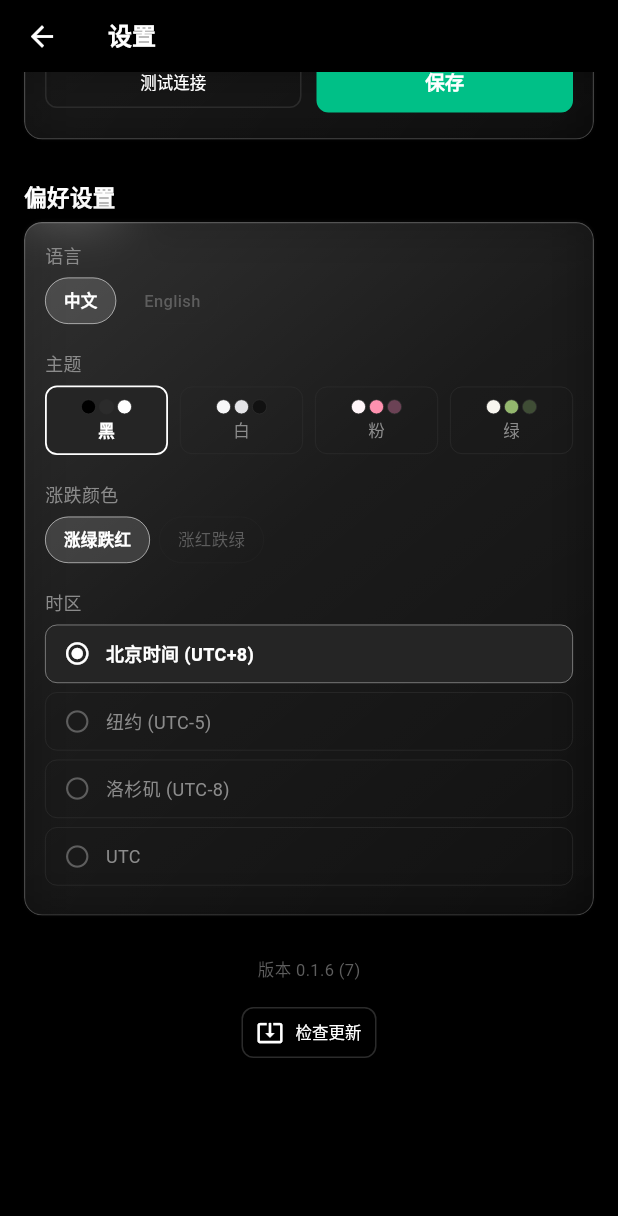
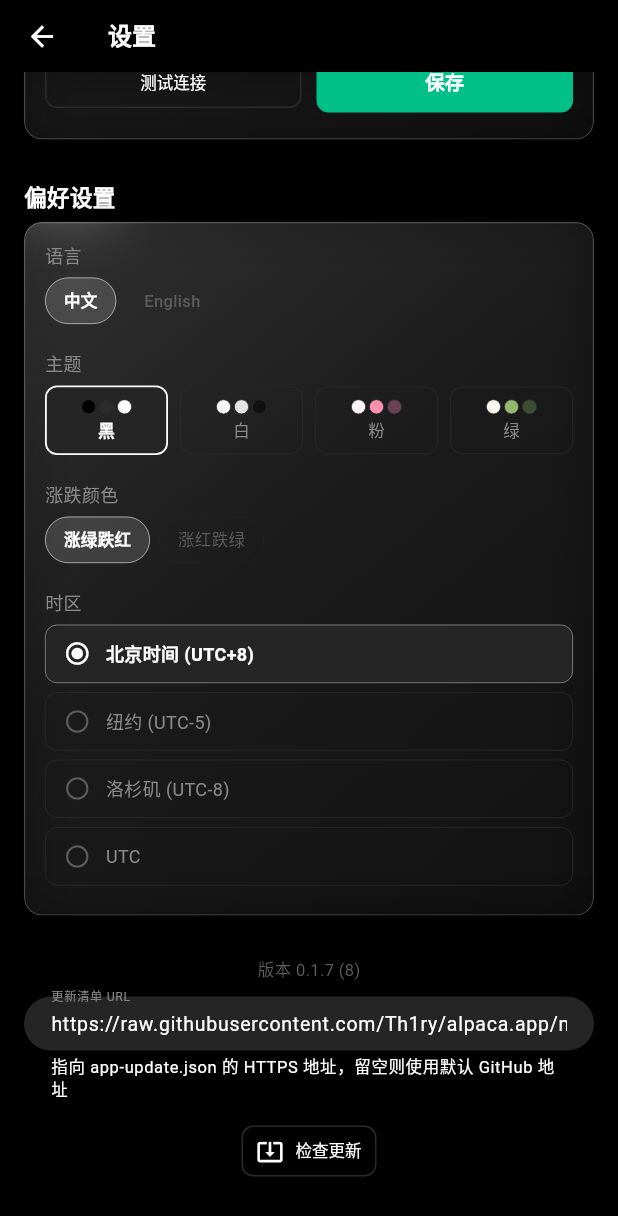
Before and after one commit to Th1ry/alpaca.app, a Flutter app: the SettingsScreen screen opened directly, scrolled down 430 dp, on a phone screen of 412 x 824 dp. Shown: the top 1216 px of the screen. Run offline on Flutter 3.47's test engine with Material 3 defaults, Android fonts, the phone set to English and light mode, and no system bars; our stand-ins replace dio, fl_chart, flutter_riverpod, package_info_plus, shared_preferences; missing offline and left inert: ota_update; accounts and stored records are empty; network calls fail; Roboto replaces fonts that are missing (Microsoft YaHei UI).

Commit message:
Release v0.1.7: configurable OTA manifest URL in settings.
Default GitHub app-update.json URL is pre-filled so in-app update works without rebuild.

Co-authored-by: Cursor <cursoragent@cursor.com>

```diff
--- a/mobile/lib/core/app_settings.dart
+++ b/mobile/lib/core/app_settings.dart
@@ -1,4 +1,5 @@
 import 'alpaca_config.dart';
+import 'app_update_config.dart';
 
 enum AppThemeId { black, white, pink, green }
 
@@ -34,6 +35,7 @@ class AppSettings {
     required this.pnlColorMode,
     required this.timezone,
     this.depthApiUrl = '',
+    this.updateManifestUrl = AppUpdateConfig.defaultManifestUrl,
   });
 
   final AlpacaCredentials alpaca;
@@ -45,12 +47,16 @@ class AppSettings {
   /// Optional HTTPS template for extended depth (2–5). Use `{symbol}` placeholder.
   final String depthApiUrl;
 
+  /// HTTPS URL returning app-update.json for in-app OTA.
+  final String updateManifestUrl;
+
   factory AppSettings.defaults() => AppSettings(
         alpaca: AlpacaCredentials.defaults(),
         themeId: AppThemeId.black,
         language: AppLanguage.zh,
         pnlColorMode: PnlColorMode.greenUp,
         timezone: AppTimezone.shanghai,
+        updateManifestUrl: AppUpdateConfig.defaultManifestUrl,
       );
 
   AlpacaEnv get alpacaEnv => alpacaEnvFromUrl(alpaca.apiUrl);
@@ -62,6 +68,7 @@ class AppSettings {
     PnlColorMode? pnlColorMode,
     AppTimezone? timezone,
     String? depthApiUrl,
+    String? updateManifestUrl,
   }) {
     return AppSettings(
       alpaca: alpaca ?? this.alpaca,
@@ -70,6 +77,7 @@ class AppSettings {
       pnlColorMode: pnlColorMode ?? this.pnlColorMode,
       timezone: timezone ?? this.timezone,
       depthApiUrl: depthApiUrl ?? this.depthApiUrl,
+      updateManifestUrl: updateManifestUrl ?? this.updateManifestUrl,
     );
   }
 }
--- a/mobile/lib/core/app_update_config.dart
+++ b/mobile/lib/core/app_update_config.dart
@@ -2,11 +2,14 @@
 class AppUpdateConfig {
   AppUpdateConfig._();
 
-  /// Raw JSON URL for update manifest.
+  /// Default manifest for this repo (also editable in Settings).
+  static const defaultManifestUrl =
+      'https://raw.githubusercontent.com/Th1ry/alpaca.app/main/releases/app-update.json';
+
+  /// Compile-time override; runtime [AppSettings.updateManifestUrl] takes precedence.
   static const manifestUrl = String.fromEnvironment(
     'APP_UPDATE_MANIFEST_URL',
-    defaultValue:
-        'https://raw.githubusercontent.com/Th1ry/alpaca.app/main/releases/app-update.json',
+    defaultValue: defaultManifestUrl,
   );
 
   /// Minimum hours between automatic background checks.
--- a/mobile/lib/core/l10n/strings_en.dart
+++ b/mobile/lib/core/l10n/strings_en.dart
@@ -173,7 +173,9 @@ class StringsEn {
   String get updateInstalling => 'Installing — follow system prompts…';
   String get updateUpToDate => 'You are up to date';
   String get updateCheckFailed => 'Update check failed';
-  String get updateDisabled => 'Update URL not configured (AppUpdateConfig.manifestUrl)';
+  String get updateDisabled => 'Update manifest URL not configured — set it below';
+  String get updateManifestUrl => 'Update manifest URL';
+  String get updateManifestHint => 'HTTPS URL to app-update.json. Leave empty for default GitHub URL.';
   String updateAvailableTitle(String version) => 'Update $version available';
   String updateBanner(String version) => 'Version $version available — tap to update';
 
--- a/mobile/lib/core/l10n/strings_zh.dart
+++ b/mobile/lib/core/l10n/strings_zh.dart
@@ -170,7 +170,9 @@ class StringsZh {
   String get updateInstalling => '正在安装，请按系统提示完成…';
   String get updateUpToDate => '已是最新版本';
   String get updateCheckFailed => '检查更新失败';
-  String get updateDisabled => '未配置更新地址，请在代码中设置 AppUpdateConfig.manifestUrl';
+  String get updateDisabled => '未配置更新地址，请在下方填写更新清单 URL';
+  String get updateManifestUrl => '更新清单 URL';
+  String get updateManifestHint => '指向 app-update.json 的 HTTPS 地址，留空则使用默认 GitHub 地址';
   String updateAvailableTitle(String version) => '发现新版本 $version';
   String updateBanner(String version) => '新版本 $version 可用，点击更新';
 
--- a/mobile/lib/core/strings.dart
+++ b/mobile/lib/core/strings.dart
@@ -180,6 +180,8 @@ class S {
   static String get updateUpToDate => _active.updateUpToDate;
   static String get updateCheckFailed => _active.updateCheckFailed;
   static String get updateDisabled => _active.updateDisabled;
+  static String get updateManifestUrl => _active.updateManifestUrl;
+  static String get updateManifestHint => _active.updateManifestHint;
   static String updateAvailableTitle(String version) => _active.updateAvailableTitle(version);
   static String updateBanner(String version) => _active.updateBanner(version);
 
--- a/mobile/lib/features/settings/settings_screen.dart
+++ b/mobile/lib/features/settings/settings_screen.dart
@@ -6,6 +6,7 @@ import 'package:package_info_plus/package_info_plus.dart';
 
 import '../../core/alpaca_config.dart';
 import '../../core/app_settings.dart';
+import '../../core/app_update_config.dart';
 
 import '../../core/strings.dart';
 
@@ -43,6 +44,8 @@ class _SettingsScreenState extends ConsumerState<SettingsScreen> {
 
   final _depthCtrl = TextEditingController();
 
+  final _updateManifestCtrl = TextEditingController();
+
   AlpacaEnv _env = AlpacaEnv.paper;
 
   var _fieldsReady = false;
@@ -74,6 +77,8 @@ class _SettingsScreenState extends ConsumerState<SettingsScreen> {
 
     _depthCtrl.dispose();
 
+    _updateManifestCtrl.dispose();
+
     super.dispose();
 
   }
@@ -93,6 +98,8 @@ class _SettingsScreenState extends ConsumerState<SettingsScreen> {
     _secretCtrl.text = s.alpaca.apiSecret;
 
     _depthCtrl.text = s.depthApiUrl;
+
+    _updateManifestCtrl.text = s.updateManifestUrl;
 
     setState(() => _fieldsReady = true);
 
@@ -358,6 +365,7 @@ class _SettingsScreenState extends ConsumerState<SettingsScreen> {
 
 
   Future<void> _checkForUpdate({bool showUpToDate = true}) async {
+    await ref.read(appSettingsProvider.notifier).saveUpdateManifestUrl(_updateManifestCtrl.text);
     final info = await ref.read(appUpdateProvider.notifier).check(respectDismiss: false);
     if (!mounted) return;
     final phase = ref.read(appUpdateProvider).phase;
@@ -753,6 +761,30 @@ class _SettingsScreenState extends ConsumerState<SettingsScreen> {
                       : '${S.appVersion} ${_packageInfo!.version} (${_packageInfo!.buildNumber})',
 
                   style: TextStyle(fontSize: 11, color: AppColors.muted2, height: 1.4),
+
+                ),
+
+                const SizedBox(height: 10),
+
+                TextField(
+
+                  controller: _updateManifestCtrl,
+
+                  decoration: InputDecoration(
+
+                    labelText: S.updateManifestUrl,
+
+                    hintText: AppUpdateConfig.defaultManifestUrl,
+
+                    helperText: S.updateManifestHint,
+
+                    helperMaxLines: 2,
+
+                  ),
+
+                  autocorrect: false,
+
+                  keyboardType: TextInputType.url,
 
                 ),
 
--- a/mobile/lib/providers/app_settings_provider.dart
+++ b/mobile/lib/providers/app_settings_provider.dart
@@ -9,6 +9,8 @@ import '../core/alpaca_config.dart';
 import '../core/app_settings.dart';
 
 import '../core/depth_api_config.dart';
+
+import '../core/app_update_config.dart';
 
 import '../core/strings.dart';
 
@@ -29,6 +31,8 @@ const _kPnlColor = 'pnl_color_mode';
 const _kTimezone = 'app_timezone';
 
 const _kDepthApiUrl = 'depth_api_url';
+
+const _kUpdateManifestUrl = 'update_manifest_url';
 
 
 
@@ -73,6 +77,9 @@ class AppSettingsNotifier extends StateNotifier<AppSettings> {
       timezone: AppTimezone.fromId(p.getString(_kTimezone)),
 
       depthApiUrl: p.getString(_kDepthApiUrl) ?? DepthApiConfig.urlTemplate,
+
+      updateManifestUrl:
+          _nonEmptyUrl(p.getString(_kUpdateManifestUrl)) ?? AppUpdateConfig.defaultManifestUrl,
 
     );
 
@@ -150,6 +157,20 @@ class AppSettingsNotifier extends StateNotifier<AppSettings> {
 
 
 
+  Future<void> saveUpdateManifestUrl(String url) async {
+
+    final p = await SharedPreferences.getInstance();
+
+    final trimmed = url.trim();
+
+    await p.setString(_kUpdateManifestUrl, trimmed);
+
+    state = state.copyWith(updateManifestUrl: trimmed.isEmpty ? AppUpdateConfig.defaultManifestUrl : trimmed);
+
+  }
+
+
+
   Future<void> updatePreferences({
 
     AppThemeId? themeId,
--- a/mobile/lib/providers/app_update_provider.dart
+++ b/mobile/lib/providers/app_update_provider.dart
@@ -1,6 +1,7 @@
 import 'package:flutter_riverpod/flutter_riverpod.dart';
 
 import '../services/app_update_service.dart';
+import 'app_settings_provider.dart';
 
 enum AppUpdateCheckPhase { idle, checking, upToDate, available, failed, disabled }
 
@@ -30,10 +31,13 @@ class AppUpdateState {
   }
 }
 
-final appUpdateServiceProvider = Provider<AppUpdateService>((ref) => AppUpdateService());
+final appUpdateServiceProvider = Provider<AppUpdateService>((ref) {
+  final url = ref.watch(appSettingsProvider).updateManifestUrl;
+  return AppUpdateService(manifestUrl: url);
+});
 
 final appUpdateProvider = StateNotifierProvider<AppUpdateNotifier, AppUpdateState>((ref) {
-  return AppUpdateNotifier(ref.read(appUpdateServiceProvider));
+  return AppUpdateNotifier(ref.watch(appUpdateServiceProvider));
 });
 
 class AppUpdateNotifier extends StateNotifier<AppUpdateState> {
--- a/mobile/pubspec.yaml
+++ b/mobile/pubspec.yaml
@@ -1,7 +1,7 @@
 name: alpaca_options_app
 description: US options trading MVP - Alpaca API
 publish_to: none
-version: 0.1.6+7
+version: 0.1.7+8
 
 environment:
   sdk: ">=3.2.0 <4.0.0"
--- a/releases/app-update.json
+++ b/releases/app-update.json
@@ -1,8 +1,8 @@
 {
-  "version": "0.1.6",
-  "build": 7,
-  "android_url": "https://github.com/Th1ry/alpaca.app/releases/download/v0.1.6/alpaca-options-app-v0.1.6.apk",
+  "version": "0.1.7",
+  "build": 8,
+  "android_url": "https://github.com/Th1ry/alpaca.app/releases/download/v0.1.7/alpaca-options-app-v0.1.7.apk",
   "windows_url": "",
-  "notes": "修复买一卖一卡住；五档/买一卖一数据源统一；有自定义 API 用用户数据，否则仅 1 档",
+  "notes": "设置页可配置 OTA 更新地址，默认已填入 GitHub manifest",
   "min_build": 0
 }
```
Also changed, not shown: mobile/lib/services/app_update_service.dart (+7 -5 lines).
